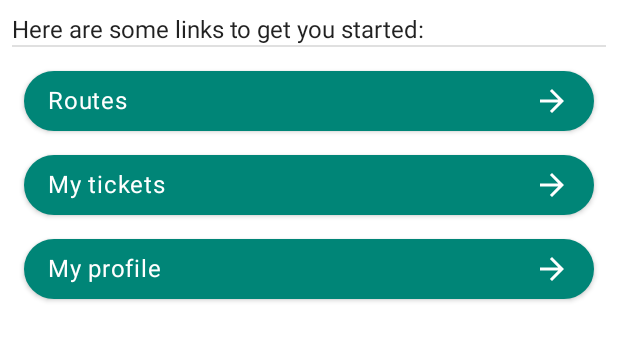
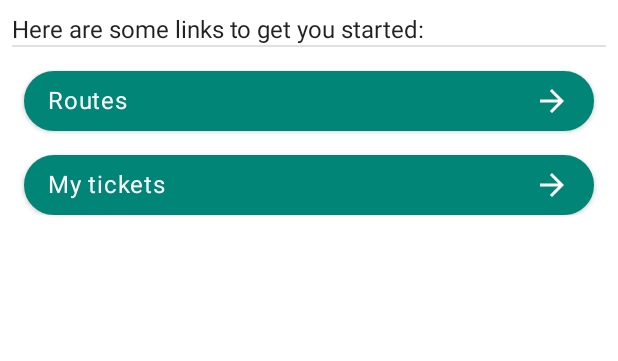
Before and after one commit to chornonoh-vova/airline-application, an Android app: the HomeFragment screen opened directly, with no data from a screen before it, on a phone screen of 412 x 824 dp, the part 223-584 px from its top. Run offline under Robolectric (Android 15) with nearby library versions, the phone set to English and light mode, and no system bars.

Commit message:
Remove profile link

```diff
--- a/android/app/src/main/java/com/airline/android/ui/fragments/HomeFragment.kt
+++ b/android/app/src/main/java/com/airline/android/ui/fragments/HomeFragment.kt
@@ -12,7 +12,6 @@ import com.airline.android.ui.MainActivity
 class HomeFragment : Fragment() {
     private lateinit var routesLink: TextView
     private lateinit var ticketsLink: TextView
-    private lateinit var profileLink: TextView
 
     override fun onCreateView(inflater: LayoutInflater, container: ViewGroup?, savedInstanceState: Bundle?): View =
         inflater.inflate(R.layout.home_page_layout, container, false)
@@ -21,7 +20,6 @@ class HomeFragment : Fragment() {
         super.onViewCreated(view, savedInstanceState)
         routesLink = view.findViewById(R.id.routes_link)
         ticketsLink = view.findViewById(R.id.tickets_link)
-        profileLink = view.findViewById(R.id.profile_link)
 
         val mainActivity = activity as MainActivity
 
@@ -32,10 +30,5 @@ class HomeFragment : Fragment() {
         ticketsLink.setOnClickListener {
             mainActivity.showTicketsFragment()
         }
-
-        profileLink.setOnClickListener {
-            // TODO: actually switch to profile fragment
-            mainActivity.showSnackbar("Switching to profile fragment")
-        }
     }
 }
--- a/android/app/src/main/res/layout/home_page_layout.xml
+++ b/android/app/src/main/res/layout/home_page_layout.xml
@@ -85,28 +85,5 @@
         app:layout_constraintStart_toStartOf="parent"
         app:layout_constraintTop_toBottomOf="@+id/routes_link" />
 
-    <TextView
-        android:id="@+id/profile_link"
-        style="@style/TextAppearance.MaterialComponents.Body1"
-        android:layout_width="0dp"
-        android:layout_height="wrap_content"
-        android:layout_marginStart="16dp"
-        android:layout_marginTop="16dp"
-        android:layout_marginEnd="16dp"
-        android:layout_marginBottom="8dp"
-        android:background="@drawable/rounded_corner"
-        android:drawableEnd="@drawable/ic_arrow_forward"
-        android:elevation="2dp"
-        android:padding="8dp"
-        android:paddingStart="16dp"
-        android:paddingEnd="16dp"
-        android:text="@string/profile_action"
-        android:textColor="@android:color/white"
-        app:layout_constraintBottom_toBottomOf="parent"
-        app:layout_constraintEnd_toEndOf="parent"
-        app:layout_constraintHorizontal_bias="0.0"
-        app:layout_constraintStart_toStartOf="parent"
-        app:layout_constraintTop_toBottomOf="@+id/tickets_link" />
-
 
 </androidx.constraintlayout.widget.ConstraintLayout>
--- a/android/app/src/main/res/menu/main_activity_menu.xml
+++ b/android/app/src/main/res/menu/main_activity_menu.xml
@@ -14,10 +14,6 @@
             android:icon="@drawable/ic_ticket"
             android:title="@string/tickets_action"/>
         <item
-            android:id="@+id/profile_action"
-            android:icon="@drawable/ic_profile"
-            android:title="@string/profile_action"/>
-        <item
             android:id="@+id/logout_action"
             android:icon="@drawable/ic_logout"
             android:title="@string/logout_action"/>
```
